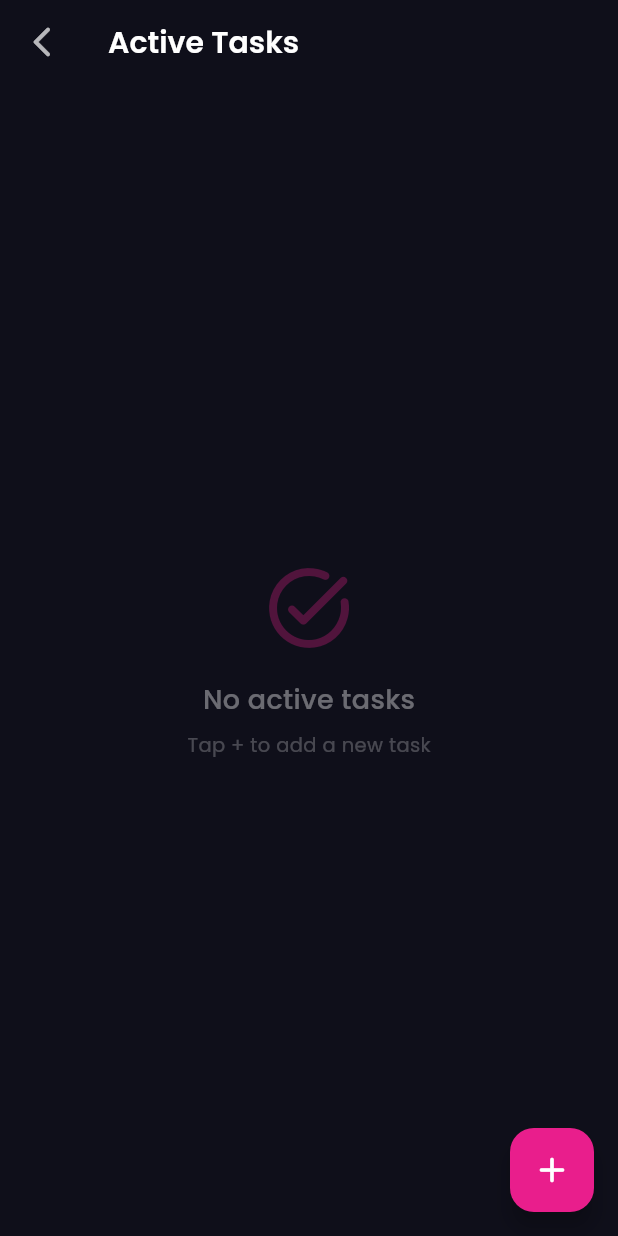
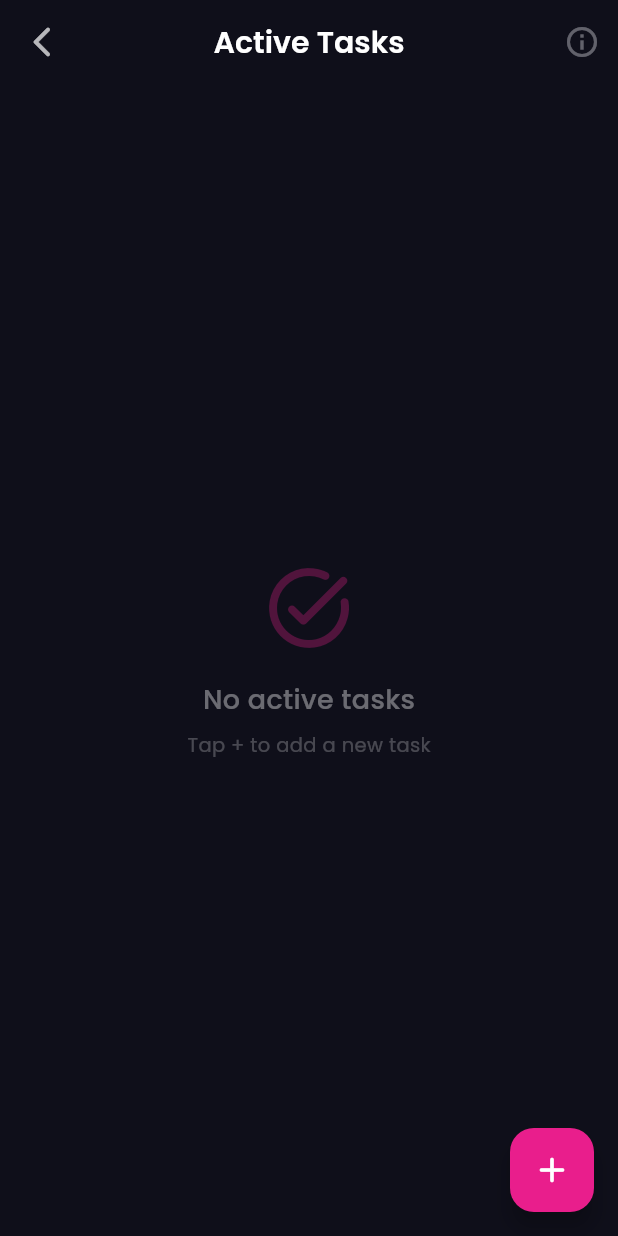
Before and after one commit to crisroi/SmartConverterApp, a Flutter app: the ActiveTasksScreen screen opened directly, on a phone screen of 412 x 824 dp. Run offline on Flutter 3.47's test engine with Material 3 defaults, Android fonts, the phone set to English and light mode, and no system bars; drawn by our look-alikes of flutter_animate; our stand-ins replace google_fonts, shared_preferences; accounts and stored records are empty; network calls fail.

Commit message:
Adding help icon with usage tooltips to active tasks screen

```diff
--- a/lib/screens/tasks/active_tasks_screen.dart
+++ b/lib/screens/tasks/active_tasks_screen.dart
@@ -28,6 +28,10 @@ class ActiveTasksScreen extends StatelessWidget {
           style: GoogleFonts.poppins(
               color: Colors.white, fontWeight: FontWeight.w600),
         ),
+        centerTitle: true,
+        actions: const [
+          IconButton(icon: Icon(Icons.info_outline,), onPressed: null, tooltip: "Swipe left to edit task, swipe right to delete task",)
+        ],
       ),
       floatingActionButton: FloatingActionButton(
         backgroundColor: _accent,
```
